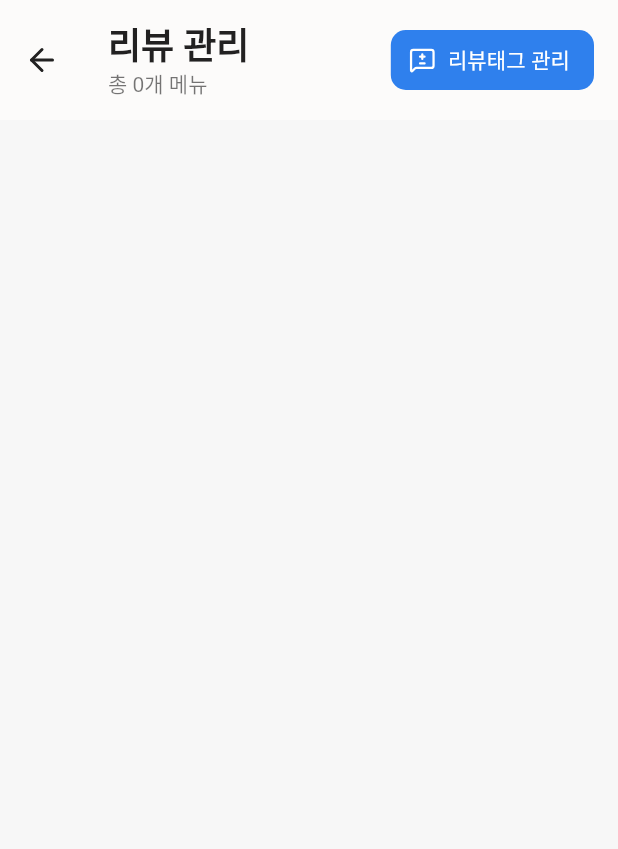
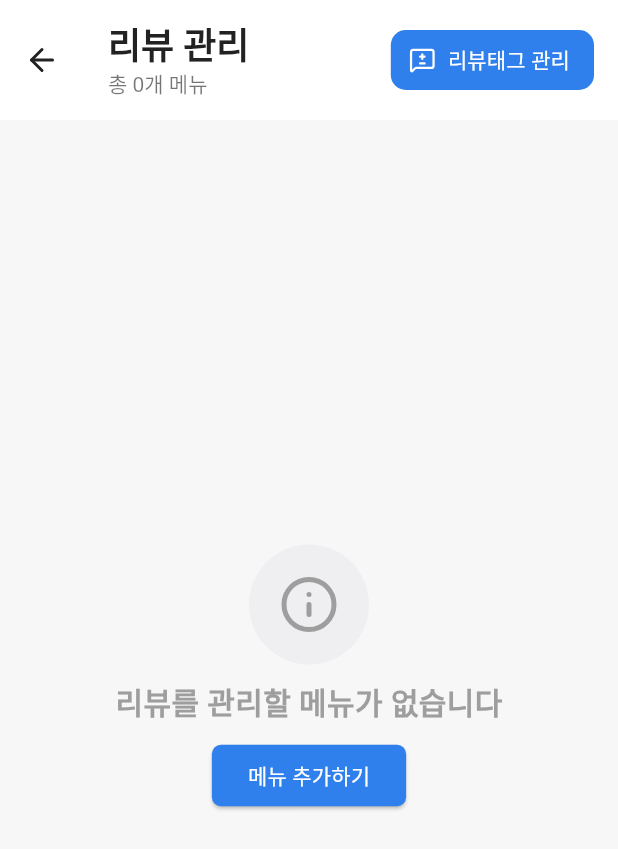
Before and after one commit to bebiv0212/table_order, a Flutter app: the AdminOrderMScreen screen opened directly, after a tap on "리뷰관리", on a phone screen of 412 x 824 dp. Shown: the top 849 px of the screen. Run offline on Flutter 3.47's test engine with Material 3 defaults, Android fonts, the phone set to English and light mode, and no system bars; our stand-ins replace cloud_firestore, firebase_auth, firebase_core, firebase_storage, image_picker, lucide_icons_flutter; accounts and stored records are empty.

Commit message:
[고객] 리뷰 작성 후 버튼 비활성화 / [관리자] 메뉴, 리뷰 관리페이지 메뉴 없을 때 페이지 구현

```diff
--- a/lib/screens/admin_screen/admin_review_manage_screen.dart
+++ b/lib/screens/admin_screen/admin_review_manage_screen.dart
@@ -1,9 +1,11 @@
 import 'package:cloud_firestore/cloud_firestore.dart';
 import 'package:flutter/material.dart';
 import 'package:lucide_icons_flutter/lucide_icons.dart';
+import 'package:table_order/screens/admin_screen/admin_menu_manage_screen.dart';
 import 'package:table_order/screens/admin_screen/admin_review_tag_manage_screen.dart';
 import 'package:table_order/screens/admin_screen/widget/admin_page_appbar.dart';
 import 'package:table_order/theme/app_colors.dart';
+import 'package:table_order/widgets/common_widgets/empty_screen.dart';
 
 class AdminReviewManageScreen extends StatelessWidget {
   final String adminUid;
@@ -49,7 +51,22 @@ class AdminReviewManageScreen extends StatelessWidget {
             },
           ),
 
-          body: ListView.separated(
+          body: menus.isEmpty
+              ? EmptyScreen(
+                  message: '리뷰를 관리할 메뉴가 없습니다',
+                  buttonText: '메뉴 추가하기',
+                  buttonColor: AppColors.adminPrimary,
+                  onPressed: () {
+                    Navigator.push(
+                      context,
+                      MaterialPageRoute(
+                        builder: (_) =>
+                            AdminMenuManageScreen(adminUid: adminUid),
+                      ),
+                    );
+                  },
+                )
+              : ListView.separated(
                   padding: EdgeInsets.all(20),
                   itemCount: menus.length,
                   separatorBuilder: (_, __) => SizedBox(height: 20),
@@ -113,7 +130,10 @@ class AdminReviewManageScreen extends StatelessWidget {
 
                           Text(
                             "총 $totalReviewCount개의 리뷰",
-                      style: TextStyle(fontSize: 14, color: Colors.grey[700]),
+                            style: TextStyle(
+                              fontSize: 14,
+                              color: Colors.grey[700],
+                            ),
                           ),
 
                           SizedBox(height: 12),
@@ -132,12 +152,14 @@ class AdminReviewManageScreen extends StatelessWidget {
                                   vertical: 6,
                                 ),
                                 decoration: BoxDecoration(
-                            color: Color(0xFFFFF1E6),
+                                  color: AppColors.adminBg,
                                   borderRadius: BorderRadius.circular(12),
-                            border: Border.all(color: AppColors.adminBg),
+                                  border: Border.all(
+                                    color: AppColors.adminPrimary,
+                                  ),
                                 ),
                                 child: Text(
-                            "$label ($count)",
+                                  "$label $count",
                                   style: TextStyle(
                                     fontSize: 13,
                                     color: AppColors.adminPrimary,
--- a/lib/screens/admin_screen/widget/admin_page_appbar.dart
+++ b/lib/screens/admin_screen/widget/admin_page_appbar.dart
@@ -28,7 +28,6 @@ class AdminPageAppBar extends StatelessWidget implements PreferredSizeWidget {
     return AppBar(
       backgroundColor: Colors.white,
       foregroundColor: Colors.black87,
-      elevation: 0.5,
       toolbarHeight: 80,
       leading: IconButton(
         icon: Icon(LucideIcons.arrowLeft),
--- a/lib/screens/customer_screen/widget/menu_detail_card.dart
+++ b/lib/screens/customer_screen/widget/menu_detail_card.dart
@@ -1,6 +1,5 @@
 import 'package:cloud_firestore/cloud_firestore.dart';
 import 'package:flutter/material.dart';
-import 'package:flutter/rendering.dart';
 import 'package:lucide_icons_flutter/lucide_icons.dart';
 import 'package:provider/provider.dart';
 import 'package:table_order/providers/menu_count_provider.dart';
--- /dev/null
+++ b/lib/widgets/common_widgets/empty_screen.dart
@@ -0,0 +1,60 @@
+import 'package:flutter/material.dart';
+import 'package:lucide_icons_flutter/lucide_icons.dart';
+
+class EmptyScreen extends StatelessWidget {
+  final String message;
+  final String buttonText;
+  final Color buttonColor;
+  final VoidCallback onPressed;
+
+  const EmptyScreen({
+    super.key,
+    required this.message,
+    required this.buttonText,
+    required this.onPressed,
+    required this.buttonColor,
+  });
+
+  @override
+  Widget build(BuildContext context) {
+    return Center(
+      child: Column(
+        spacing: 10,
+        mainAxisAlignment: MainAxisAlignment.center,
+        children: [
+          Container(
+            width: 80,
+            height: 80,
+            decoration: BoxDecoration(
+              color: Color(0xFFEFEFF2),
+              shape: BoxShape.circle,
+            ),
+            child: Icon(LucideIcons.info, size: 40, color: Colors.grey),
+          ),
+          Text(
+            message,
+            style: TextStyle(
+              fontSize: 20,
+              fontWeight: FontWeight.w600,
+              color: Colors.grey,
+            ),
+          ),
+          ElevatedButton(
+            onPressed: onPressed,
+            style: ElevatedButton.styleFrom(
+              backgroundColor: buttonColor,
+              padding: EdgeInsets.symmetric(horizontal: 24, vertical: 10),
+              shape: RoundedRectangleBorder(
+                borderRadius: BorderRadius.circular(6),
+              ),
+            ),
+            child: Text(
+              buttonText,
+              style: TextStyle(color: Colors.white, fontSize: 14),
+            ),
+          ),
+        ],
+      ),
+    );
+  }
+}
```
Also changed, not shown: lib/screens/admin_screen/admin_menu_manage_screen.dart (+20 -0 lines), lib/screens/admin_screen/admin_order_m_screen.dart (+37 -31 lines), lib/screens/customer_screen/customer_menu_screen.dart (+7 -5 lines), lib/screens/customer_screen/order_history_screen.dart (+75 -74 lines), lib/screens/customer_screen/widget/review_write_dialog.dart (+55 -21 lines). Lines whose indentation alone changed are shown as unchanged.
